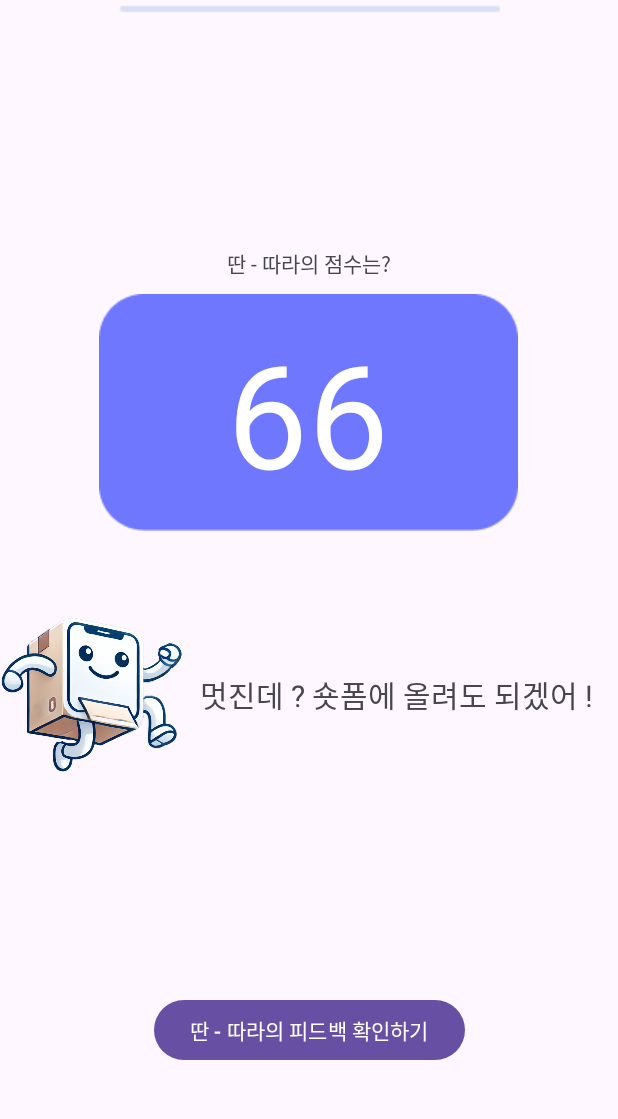
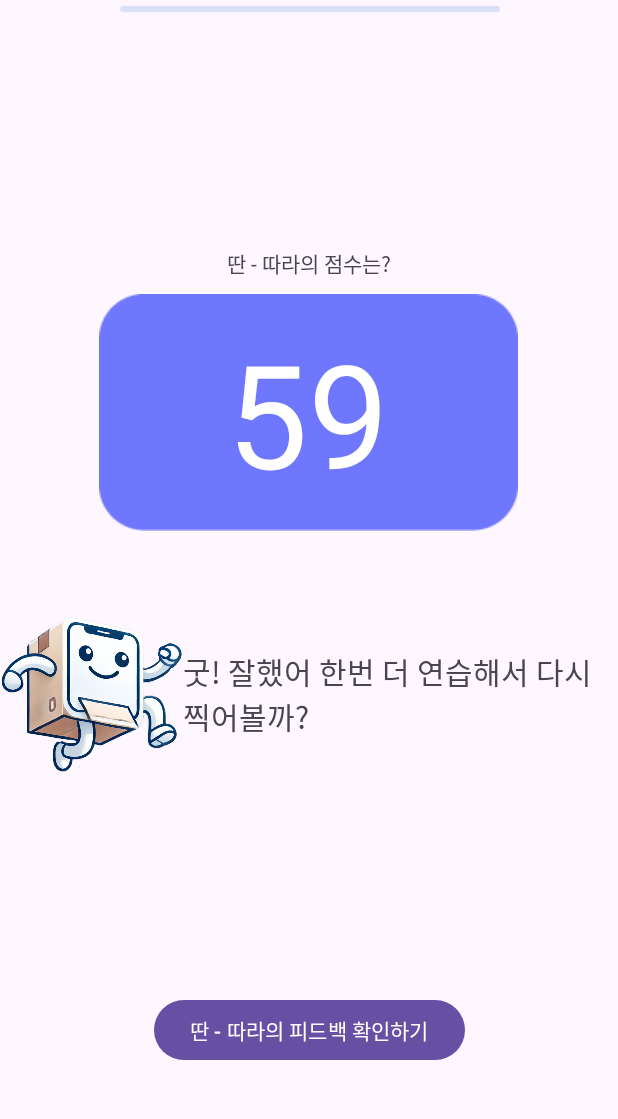
Before and after one commit to boostcampaitech7/level4-cv-finalproject-hackathon-cv-19-lv3, an Android app: the ScoreActivity screen opened directly, with no data from a screen before it, on a phone screen of 412 x 824 dp, the part 110-1229 px from its top. Run offline under Robolectric (Android 15) with nearby library versions, the light colour scheme and no system bars.

Commit message:
[feat] ScoreActivity 연결

```diff
--- a/app/src/main/java/com/example/hackaton/ProcessActivity.kt
+++ b/app/src/main/java/com/example/hackaton/ProcessActivity.kt
@@ -57,7 +57,7 @@ class ProcessActivity : AppCompatActivity() {
                 // 처리 성공
                 runOnUiThread {
                     Toast.makeText(this, "좌우 반전 완료: $flippedVideoPath", Toast.LENGTH_LONG).show()
-                    moveToResultActivity()
+                    moveToScoreActivity()
                 }
             } else {
                 // 처리 실패
@@ -68,8 +68,8 @@ class ProcessActivity : AppCompatActivity() {
         }
     }
 
-    private fun moveToResultActivity() {
-        val intent = Intent(this, ResultActivity::class.java).apply {
+    private fun moveToScoreActivity() {
+        val intent = Intent(this, ScoreActivity::class.java).apply {
             putExtra("flippedVideoPath", flippedVideoPath) // 반전된 영상 경로 전달
         }
         startActivity(intent)
--- a/app/src/main/java/com/example/hackaton/ScoreActivity.kt
+++ b/app/src/main/java/com/example/hackaton/ScoreActivity.kt
@@ -1,9 +1,17 @@
 package com.example.hackaton
 
+import android.content.Intent
 import androidx.appcompat.app.AppCompatActivity
 import android.os.Bundle
+import android.widget.Button
+import android.widget.TextView
+import android.widget.Toast
 
 class ScoreActivity : AppCompatActivity() {
+
+    private lateinit var feedbackBtn: Button
+    private var flippedVideoPath: String? = null
+
     override fun onCreate(savedInstanceState: Bundle?) {
         super.onCreate(savedInstanceState)
         setContentView(R.layout.activity_score)
@@ -12,8 +20,38 @@ class ScoreActivity : AppCompatActivity() {
             .replace(R.id.topFragmentContainer, TopFragment())
             .commit()
 
+        flippedVideoPath = intent.getStringExtra("flippedVideoPath")
 
+        val numberRange = (0..100)
+        val num = numberRange.random()
 
+        val scoreTextView: TextView = findViewById(R.id.score_txt)
+        val commentTextView: TextView = findViewById(R.id.comment_txt)
+        feedbackBtn = findViewById(R.id.gotoFeedbackBtn)
+        scoreTextView.text = num.toString()
 
+        if (num < 40) {
+            commentTextView.text = "동작을 하나하나 천천히 연습 후 다시 찍어볼까?"
+        } else if (num >= 70) {
+            commentTextView.text = "멋진데 ? 숏폼에 올려도 되겠어 !"
+        } else {
+            commentTextView.text = "굿! 잘했어 한번 더 연습해서 다시 찍어볼까?"
+        }
+
+        feedbackBtn.setOnClickListener {
+            if (flippedVideoPath != null) {
+                moveToResultActivity()
+            } else {
+                Toast.makeText(this, "반전된 영상 경로를 찾을 수 없습니다.", Toast.LENGTH_SHORT).show()
+            }
+        }
     }
+
+    private fun moveToResultActivity() {
+        val intent = Intent(this, ResultActivity::class.java).apply {
+            putExtra("flippedVideoPath", flippedVideoPath) // 반전된 영상 경로 전달
+        }
+        startActivity(intent)
+    }
+
 }
--- a/app/src/main/res/layout/activity_score.xml
+++ b/app/src/main/res/layout/activity_score.xml
@@ -92,7 +92,7 @@
     </LinearLayout>
 
     <Button
-        android:id="@+id/button"
+        android:id="@+id/gotoFeedbackBtn"
         android:layout_width="wrap_content"
         android:layout_height="wrap_content"
         android:gravity="center"
```
